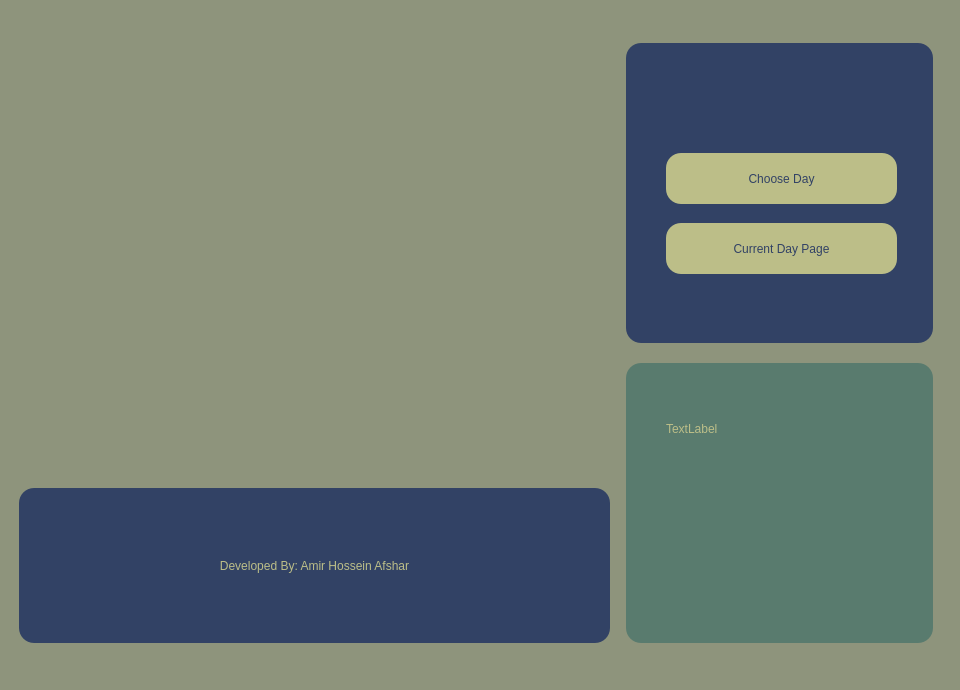
This is AgileAgenda/mainwindow.ui in AmirHossienAfshar/AgileAgenda as Qt 5 draws it before an edit. The edited form follows.
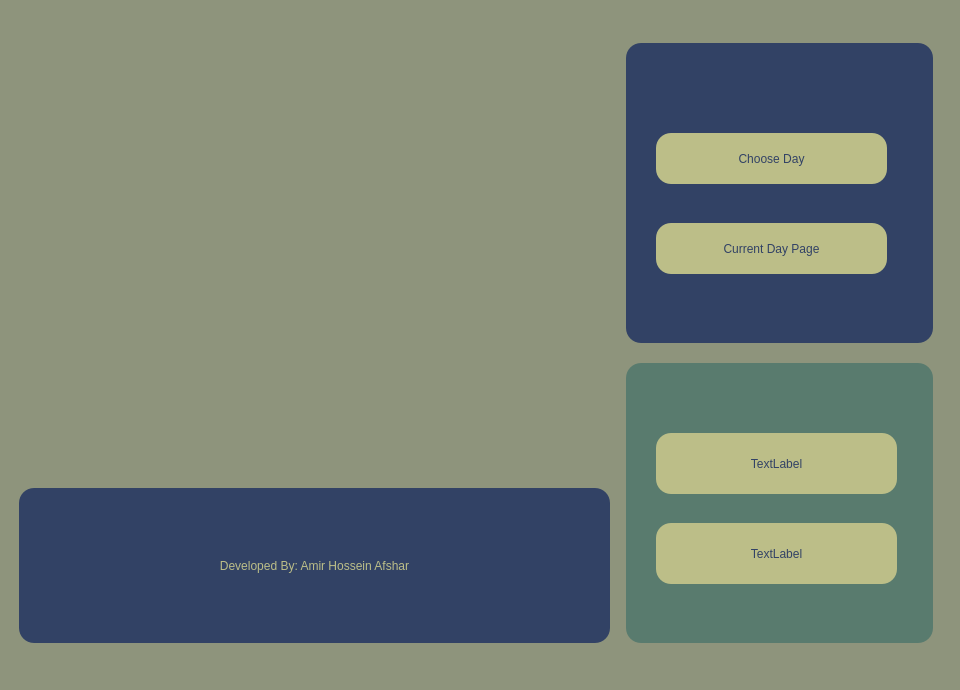
This is the edited form. Icons and pictures are not drawn.

```diff
--- a/AgileAgenda/mainwindow.ui
+++ b/AgileAgenda/mainwindow.ui
@@ -155,8 +155,8 @@
        <widget class="QPushButton" name="pushButton">
         <property name="geometry">
          <rect>
-          <x>40</x>
-          <y>110</y>
+          <x>30</x>
+          <y>90</y>
           <width>231</width>
           <height>51</height>
          </rect>
@@ -176,7 +176,7 @@
        <widget class="QPushButton" name="pushButton_2">
         <property name="geometry">
          <rect>
-          <x>40</x>
+          <x>30</x>
           <y>180</y>
           <width>231</width>
           <height>51</height>
@@ -222,14 +222,43 @@
        <widget class="QLabel" name="labelText">
         <property name="geometry">
          <rect>
-          <x>40</x>
-          <y>30</y>
-          <width>171</width>
-          <height>71</height>
+          <x>30</x>
+          <y>70</y>
+          <width>241</width>
+          <height>61</height>
          </rect>
         </property>
+        <property name="styleSheet">
+         <string notr="true">background-color: rgb(188, 190, 136);
+color:  rgb(50, 66, 101);
+</string>
+        </property>
         <property name="text">
          <string>TextLabel</string>
+        </property>
+        <property name="alignment">
+         <set>Qt::AlignCenter</set>
+        </property>
+       </widget>
+       <widget class="QLabel" name="labelText_2">
+        <property name="geometry">
+         <rect>
+          <x>30</x>
+          <y>160</y>
+          <width>241</width>
+          <height>61</height>
+         </rect>
+        </property>
+        <property name="styleSheet">
+         <string notr="true">background-color: rgb(188, 190, 136);
+color:  rgb(50, 66, 101);
+</string>
+        </property>
+        <property name="text">
+         <string>TextLabel</string>
+        </property>
+        <property name="alignment">
+         <set>Qt::AlignCenter</set>
         </property>
        </widget>
       </widget>
```
